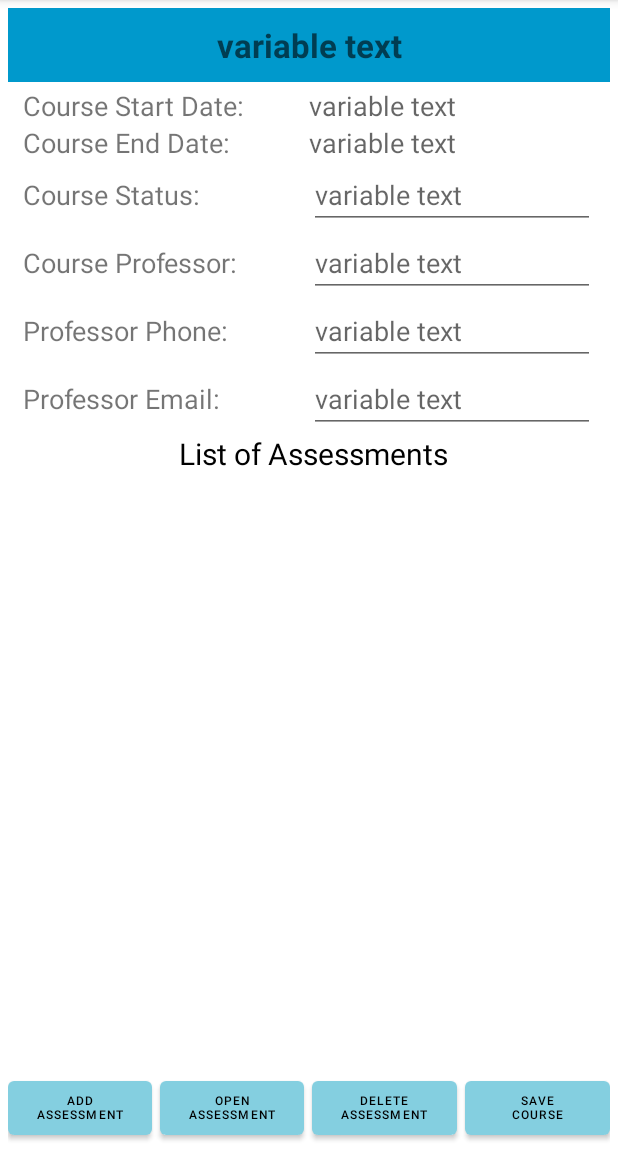
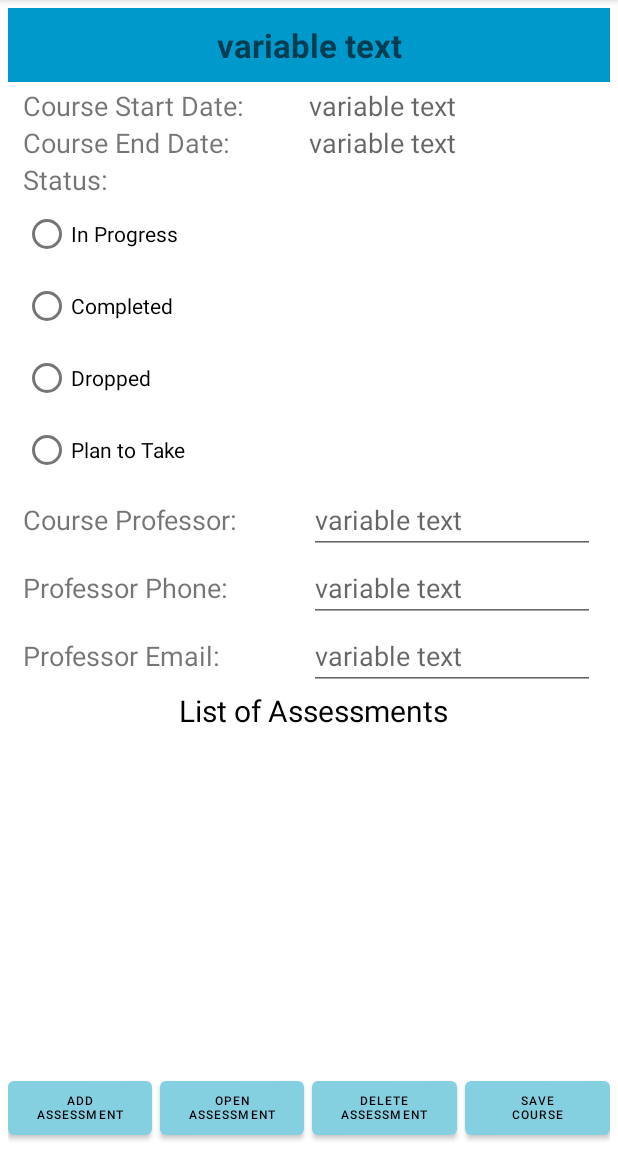
Before and after one commit to leebliss/schoolPlannerMobileApp, an Android app: the CourseDetail screen opened directly, with no data from a screen before it, after a tap on "SAVE COURSE", on a phone screen of 412 x 824 dp, the part 84-1236 px from its top. Run offline under Robolectric (Android 15) with nearby library versions, the phone set to English and light mode, and no system bars; 4 statements that could not run were skipped.

Commit message:
School Planner Mobile App Final project for WGU course C196

```diff
--- a/app/src/main/java/com/example/schoolplanner/CourseDetail.java
+++ b/app/src/main/java/com/example/schoolplanner/CourseDetail.java
@@ -14,6 +14,7 @@ import android.widget.Button;
 import android.widget.DatePicker;
 import android.widget.EditText;
 import android.widget.ListView;
+import android.widget.RadioButton;
 import android.widget.TextView;
 import android.widget.Toast;
 import android.database.sqlite.SQLiteDatabase;
@@ -30,10 +31,11 @@ public class CourseDetail extends AppCompatActivity implements AddAssessmentDial
 
     //for passing values to another activity
     public static final String ASSESSMENT_ID = "com.example.schoolplanner.ASSESSMENT_ID";
-
     //TextView titleText;
-    EditText titleText, status, professor, professorPhone, professorEmail;
+    EditText titleText, professor, professorPhone, professorEmail;
     private TextView textViewStartDate, textViewEndDate;
+    //for course status
+    private RadioButton inProgressRadio, completedRadio, droppedRadio,planToTakeRadio;
     //for date picker
     private int mDate, mMonth, mYear;
     //TextView displayTermsText;
@@ -114,9 +116,19 @@ public class CourseDetail extends AppCompatActivity implements AddAssessmentDial
         //String endHolder = "End Date: "+courseEndDate;
         textViewEndDate.setText(courseEndDate);
 
-        status = findViewById(R.id.courseStatus);
-        //String statusHolder = "Status: "+courseStatus;
-        status.setText(courseStatus);
+        //set radio buttons based on assessment type value from DB
+        inProgressRadio = (RadioButton) findViewById(R.id.inProgressRadioButton);
+        if(courseStatus.equals("in progress")){inProgressRadio.setChecked(true);}
+        else{inProgressRadio.setChecked(false);}
+        completedRadio = (RadioButton) findViewById(R.id.completedRadioButton);
+        if(courseStatus.equals("completed")){completedRadio.setChecked(true);}
+        else{completedRadio.setChecked(false);}
+        droppedRadio = (RadioButton) findViewById(R.id.droppedRadioButton);
+        if(courseStatus.equals("dropped")){droppedRadio.setChecked(true);}
+        else{droppedRadio.setChecked(false);}
+        planToTakeRadio = (RadioButton) findViewById(R.id.planToTakeRadioButton);
+        if(courseStatus.equals("plan to take")){planToTakeRadio.setChecked(true);}
+        else{planToTakeRadio.setChecked(false);}
 
         professor = findViewById(R.id.courseProfessor);
         //String professorHolder = "Professor: "+courseProfessor;
@@ -228,13 +240,26 @@ public class CourseDetail extends AppCompatActivity implements AddAssessmentDial
                 String courseName = titleText.getText().toString();
                 String courseStart = textViewStartDate.getText().toString();
                 String courseEnd = textViewEndDate.getText().toString();
-                String courseStatus = status.getText().toString();
+                //change boolean radiobutton values to strings for storage
+                //for the inProgress radio
+                Boolean inProgressRadioState = inProgressRadio.isChecked();
+                String status = ""; //default
+                if(inProgressRadioState) {status = "in progress";}
+                //for the completed radio
+                Boolean completedRadioState = completedRadio.isChecked();
+                if(completedRadioState) {status = "completed";}
+                //for the dropped radio
+                Boolean droppedRadioState = droppedRadio.isChecked();
+                if(droppedRadioState) {status = "dropped";}
+                //for the planToTake radio
+                Boolean planToTakeRadioState = planToTakeRadio.isChecked();
+                if(planToTakeRadioState) {status = "plan to take";}
                 String courseProfessor = professor.getText().toString();
                 String courseProfessorPhone = professorPhone.getText().toString();
                 String courseProfessorEmail = professorEmail.getText().toString();
 
                 //save the changes
-                Boolean checkSavedChanges = dbHelper.updateCourseData(courseID,courseName,courseStart,courseEnd,courseStatus,courseProfessor,courseProfessorPhone,courseProfessorEmail);
+                Boolean checkSavedChanges = dbHelper.updateCourseData(courseID,courseName,courseStart,courseEnd,status,courseProfessor,courseProfessorPhone,courseProfessorEmail);
                 //test for success
                 if(checkSavedChanges) {
                     Toast.makeText(CourseDetail.this, "Changes saved.", Toast.LENGTH_SHORT).show();
--- a/app/src/main/res/layout/activity_course_detail.xml
+++ b/app/src/main/res/layout/activity_course_detail.xml
@@ -67,36 +67,57 @@
             android:hint="variable text"
             android:textSize="18dp" />
     </LinearLayout>
-    <LinearLayout
-        android:id="@+id/courseStatusLayout"
+    <TextView
+        android:textSize="18dp"
+        android:text ="Status:"
+        android:id="@+id/courseStatusTitle"
         android:layout_width="match_parent"
         android:layout_height="wrap_content"
         android:layout_marginLeft="10dp"
         android:layout_marginRight="10dp"
         android:layout_below="@id/courseEndLayout"
+        />
+    <RadioGroup
+        android:layout_width="wrap_content"
+        android:layout_height="wrap_content"
+        android:text ="End Date"
+        android:id="@+id/courseStatusRadioGroup"
+        android:layout_marginLeft="10dp"
+        android:layout_marginRight="10dp"
+        android:layout_below="@+id/courseStatusTitle"
         >
-        <TextView
-            android:id="@+id/courseStatusTitle"
-            android:layout_width="0dp"
+        <RadioButton
+            android:id="@+id/inProgressRadioButton"
+            android:layout_width="wrap_content"
             android:layout_height="wrap_content"
-            android:layout_weight="1"
-            android:text="Course Status: "
-            android:textSize="18dp" />
-        <EditText
-            android:id="@+id/courseStatus"
-            android:layout_width="0dp"
+            android:text ="In Progress"
+            />
+        <RadioButton
+            android:id="@+id/completedRadioButton"
+            android:layout_width="wrap_content"
             android:layout_height="wrap_content"
-            android:layout_weight="1"
-            android:hint="variable text"
-            android:textSize="18dp" />
-        </LinearLayout>
+            android:text ="Completed"
+            />
+        <RadioButton
+            android:id="@+id/droppedRadioButton"
+            android:layout_width="wrap_content"
+            android:layout_height="wrap_content"
+            android:text ="Dropped"
+            />
+        <RadioButton
+            android:id="@+id/planToTakeRadioButton"
+            android:layout_width="wrap_content"
+            android:layout_height="wrap_content"
+            android:text ="Plan to Take"
+            />
+    </RadioGroup>
     <LinearLayout
         android:id="@+id/courseProfessorLayout"
         android:layout_width="match_parent"
         android:layout_height="wrap_content"
         android:layout_marginLeft="10dp"
         android:layout_marginRight="10dp"
-        android:layout_below="@id/courseStatusLayout"
+        android:layout_below="@id/courseStatusRadioGroup"
         >
         <TextView
             android:id="@+id/courseProfessorTitle"
@@ -178,6 +199,7 @@
         android:layout_marginRight="10dp"
         android:layout_below="@id/assessmentListHeader"
         android:layout_above="@id/bottomButtonLayout"
+        android:scrollbars="vertical"
         >
         <ListView
             android:id="@+id/displayAssessmentNames"
```
Also changed, not shown: app/src/main/java/com/example/schoolplanner/AddCourseDialog.java (+24 -3 lines), app/src/main/java/com/example/schoolplanner/AssessmentDetail.java (+2 -149 lines), app/src/main/res/layout/layout_add_assessment_dialog.xml (+4 -4 lines), app/src/main/res/layout/layout_add_course_dialog.xml (+36 -4 lines).
